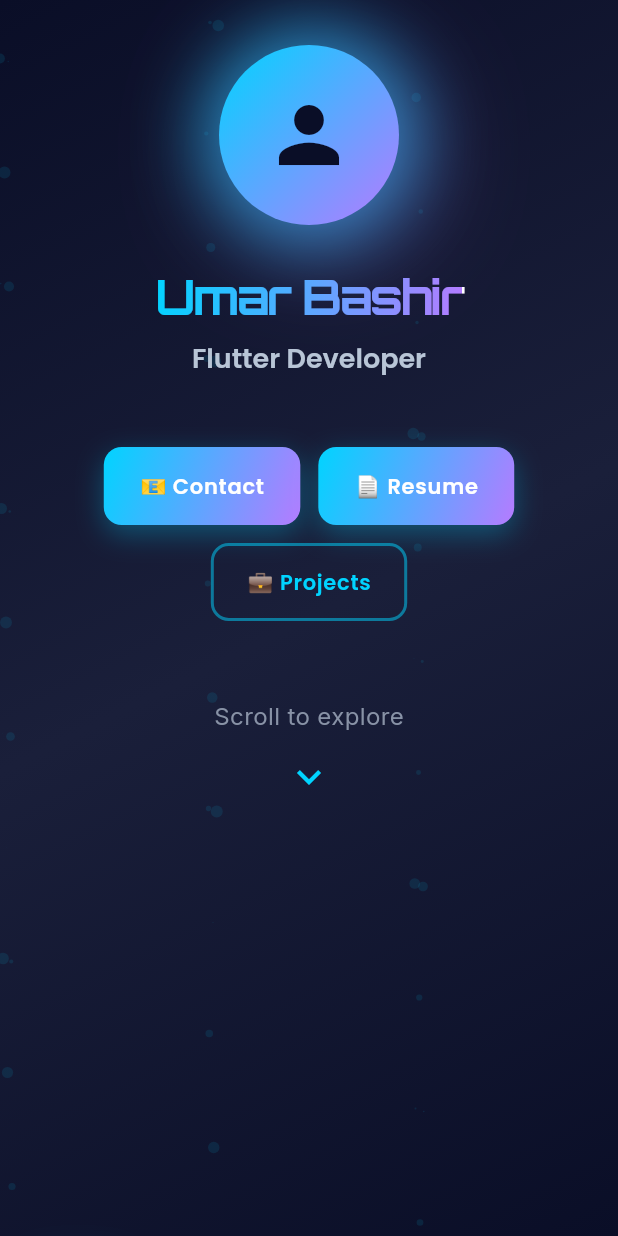
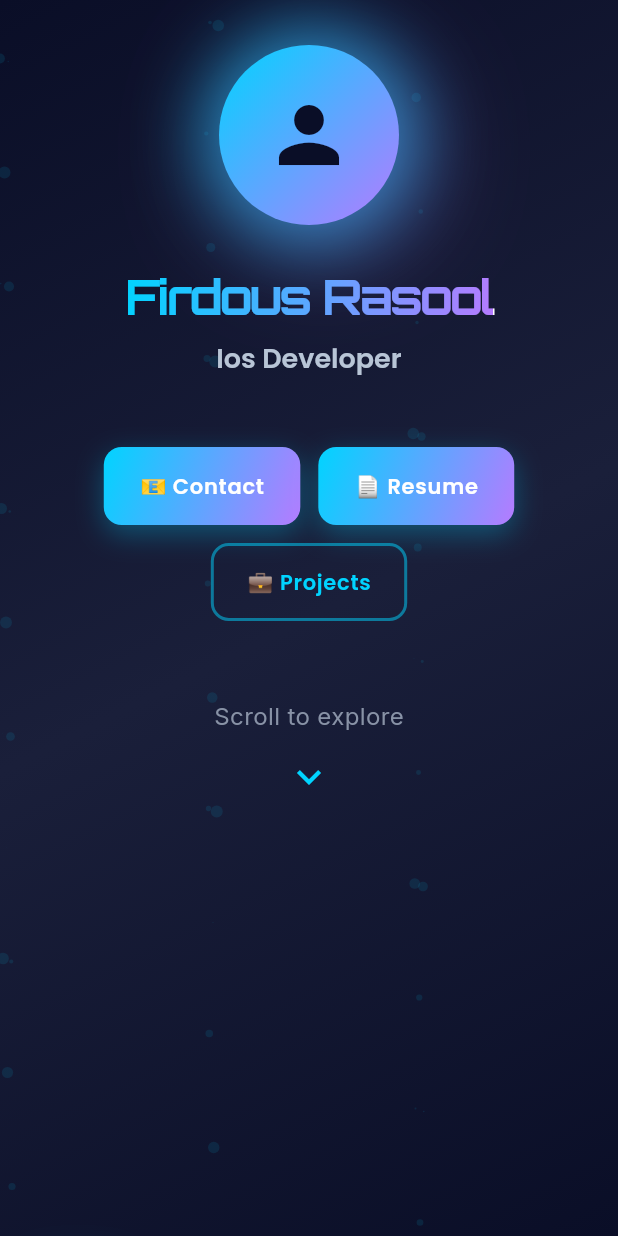
Before and after one commit to umer213/portfolio_firdous, a Flutter app: the screen it shows after launch, on a phone screen of 412 x 824 dp. Run offline on Flutter 3.47's test engine with Material 3 defaults, Android fonts, the phone set to English and light mode, and no system bars; drawn by our look-alikes of flutter_animate; our stand-ins replace cloud_firestore, firebase_core, font_awesome_flutter, google_fonts; missing offline and left inert: dart:html, open_file_plus; accounts and stored records are empty; statements that could not run were skipped.

Commit message:
feat: Update portfolio to Firdous Rasool's details, integrate Firebase hosting, and refactor Firestore data fetching to use collection queries.

```diff
--- a/lib/models/portfolio_data.dart
+++ b/lib/models/portfolio_data.dart
@@ -1,9 +1,9 @@
 class PortfolioData {
-  static const String name = 'Umar Bashir';
-  static const String title = 'Flutter Developer';
+  static const String name = 'Firdous Rasool';
+  static const String title = 'Ios Developer';
   static const String location = 'India';
-  static const String phone = '+91 9149644741';
-  static const String email = 'ahmedumer1321@gmail.com';
+  static const String phone = '+91 7006777927 ';
+  static const String email = 'cruzdar@gmail.com';
   static const String linkedIn = 'https://linkedin.com/in/ahmed-umer-4b232a240';
 
   static const String profileDescription =
--- a/lib/widgets/contact_section.dart
+++ b/lib/widgets/contact_section.dart
@@ -21,7 +21,7 @@ class ContactSection extends StatelessWidget {
   Widget build(BuildContext context) {
     return StreamBuilder(
       stream:
-          FirebaseFirestore.instance.collection('personal_info').snapshots(),
+          FirebaseFirestore.instance.collection('Personal Info').snapshots(),
       builder: (context, snap) {
         String phone = PortfolioData.phone;
         String email = PortfolioData.email;
--- a/lib/widgets/hero_section.dart
+++ b/lib/widgets/hero_section.dart
@@ -133,7 +133,7 @@ class _HeroSectionState extends State<HeroSection>
 
                   StreamBuilder<QuerySnapshot>(
                     stream: FirebaseFirestore.instance
-                        .collection('personal_info')
+                        .collection('Personal Info')
                         .snapshots(),
                     builder: (context, snapshot) {
                       String displayName = PortfolioData.name;
@@ -361,7 +361,7 @@ class _HeroSectionState extends State<HeroSection>
   }
 
   Future<void> _downloadResume() async {
-    const resumePath = 'assets/umer_Resume.pdf';
+    const resumePath = 'assets/FirdousCV.pdf';
     try {
       await downloadResume(resumePath);
     } catch (e) {
--- a/lib/widgets/profile_section.dart
+++ b/lib/widgets/profile_section.dart
@@ -41,7 +41,7 @@ class ProfileSection extends StatelessWidget {
                       boxShadow: [
                         BoxShadow(
                           color: ProfessionalTheme.electricBlue.withValues(
-                          alpha:   0.3,
+                            alpha: 0.3,
                           ),
                           blurRadius: 20,
                           spreadRadius: 2,
@@ -72,7 +72,7 @@ class ProfileSection extends StatelessWidget {
               // Bio card
               StreamBuilder<QuerySnapshot>(
                 stream: FirebaseFirestore.instance
-                    .collection('personal_info')
+                    .collection('Personal Info')
                     .snapshots(),
                 builder: (context, snapshot) {
                   String bio = PortfolioData.profileDescription;
--- a/lib/widgets/skills_section.dart
+++ b/lib/widgets/skills_section.dart
@@ -28,7 +28,7 @@ class SkillsSection extends StatelessWidget {
       ),
       child: StreamBuilder(
         stream:
-            FirebaseFirestore.instance.collection('personal_info').snapshots(),
+            FirebaseFirestore.instance.collection('Personal Info').snapshots(),
         builder: (context, snapshot) {
           List<String> skills = [];
           if (snapshot.hasData && snapshot.data!.docs.isNotEmpty) {
--- a/pubspec.yaml
+++ b/pubspec.yaml
@@ -26,4 +26,4 @@ dev_dependencies:
 flutter:
   uses-material-design: true
   assets:
-   - assets/umer_Resume.pdf
+   - assets/FirdousCV.pdf
```
Also changed, not shown: lib/main.dart (+3 -7 lines), lib/widgets/experience_section.dart (+7 -8 lines), lib/widgets/projects_section.dart (+6 -8 lines), firebase.json (added), lib/firebase_options.dart (added), 6 other files.
